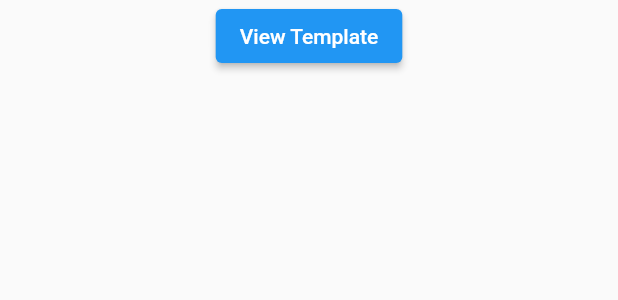
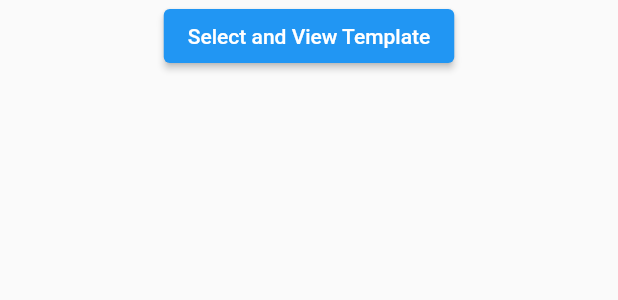
Before and after one commit to bohuie/webforms, a Flutter app: what create() shows on an empty page, opened directly, on a phone screen of 412 x 824 dp. Shown: the top 300 px of the screen. Run offline on Flutter 3.47's test engine with Material 2 defaults, Android fonts, the phone set to English and light mode, and no system bars.

Commit message:
update managetemplate

```diff
--- a/webforms/lib/manageForms/formPage.dart
+++ b/webforms/lib/manageForms/formPage.dart
@@ -33,7 +33,7 @@ class create extends StatelessWidget {
       mainAxisAlignment: MainAxisAlignment.spaceEvenly,
       children: [
         ElevatedButton(
-            child: Text('View Template'),
+            child: Text('Select and View Template'),
             onPressed: () {
               navSelectViewT(context);
             },
--- a/webforms/lib/manageTemplate/createTemplates.dart
+++ b/webforms/lib/manageTemplate/createTemplates.dart
@@ -12,6 +12,7 @@ class createTemplates extends StatelessWidget {
   @override
   Widget build(BuildContext context) {
     return const MaterialApp(
+      debugShowCheckedModeBanner: false,
       title: _title,
       home: MyStatefulWidget(),
     );
```
